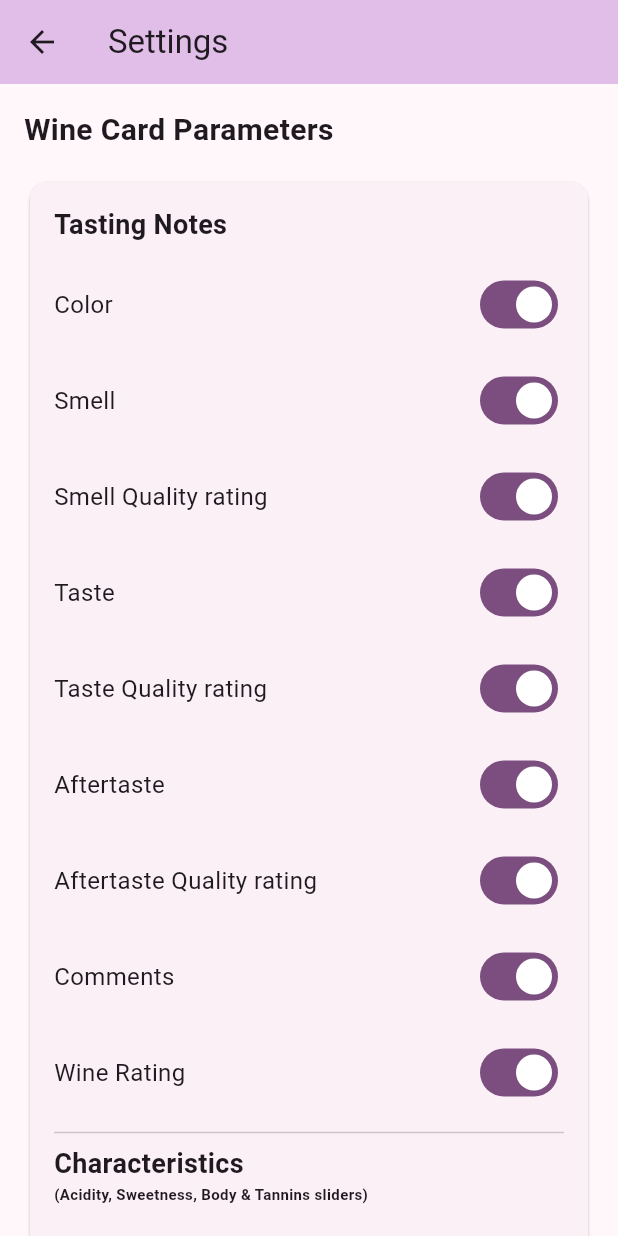
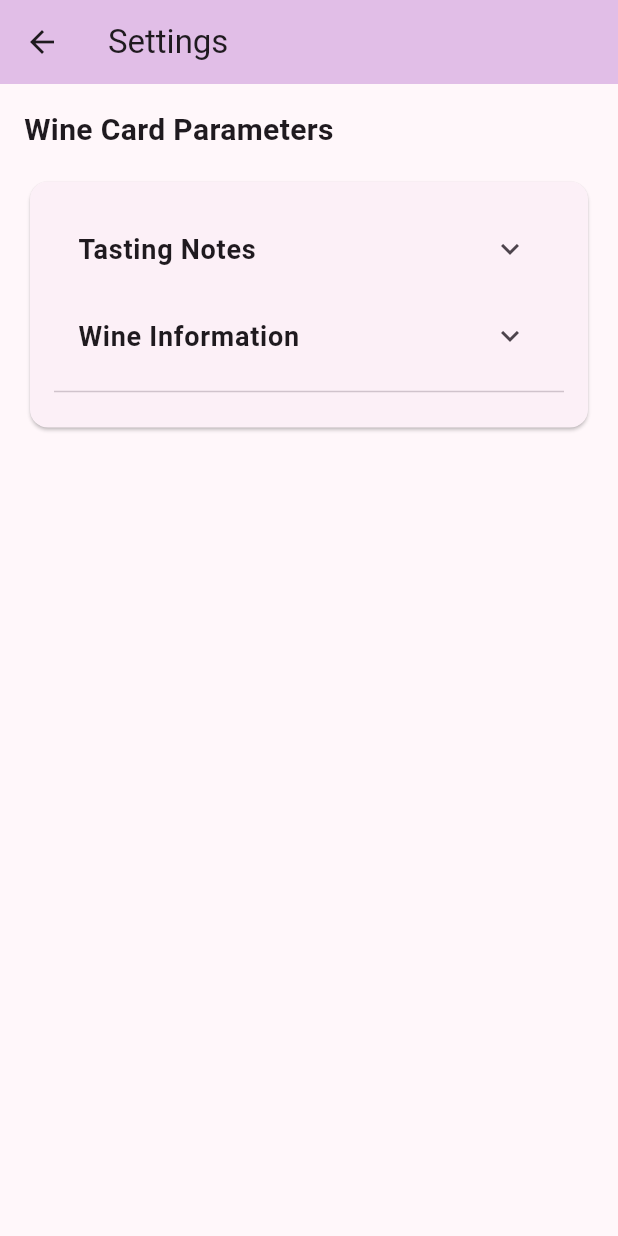
Before and after one commit to johan-axel/blindtaster, a Flutter app: the SettingsPage screen opened directly, on a phone screen of 412 x 824 dp. Run offline on Flutter 3.47's test engine with Material 3 defaults, Android fonts, the phone set to English and light mode, and no system bars; our stand-ins replace hive, hive_flutter; accounts and stored records are empty; generated files the repository leaves out were written again.

Commit message:
structure settings page with expandables

```diff
--- a/lib/screens/settings_page.dart
+++ b/lib/screens/settings_page.dart
@@ -63,10 +63,13 @@ class _SettingsPageState extends State<SettingsPage> {
                   child: Column(
                     crossAxisAlignment: CrossAxisAlignment.start,
                     children: [
-                      const Text(
+                      ExpansionTile(
+                        title: const Text(
                           'Tasting Notes',
                           style: TextStyle(fontSize: 18, fontWeight: FontWeight.bold),
                         ),
+                        initiallyExpanded: false,
+                        children: [
                           const SizedBox(height: 8),
                           _buildToggleRow('Color', settings.showColor,
                               (value) => settings.showColor = value),
@@ -99,10 +102,15 @@ class _SettingsPageState extends State<SettingsPage> {
                           _buildToggleRow('Characteristics', settings.showCharacteristics,
                               (value) => settings.showCharacteristics = value),
                           const Divider(),
-                      const Text(
+                        ],
+                      ),
+                      ExpansionTile(
+                        title: const Text(
                           'Wine Information',
                           style: TextStyle(fontSize: 18, fontWeight: FontWeight.bold),
                         ),
+                        initiallyExpanded: false,
+                        children: [
                           const SizedBox(height: 8),
                           _buildToggleRow('Wine Type', settings.showWineType,
                               (value) => settings.showWineType = value),
@@ -116,8 +124,9 @@ class _SettingsPageState extends State<SettingsPage> {
                               (value) => settings.showProducer = value),
                           _buildToggleRow('Year', settings.showYear,
                               (value) => settings.showYear = value),
+                        ],
+                      ),
                       const Divider(),
-
                     ],
                   ),
                 ),
```
Lines whose indentation alone changed are shown as unchanged.
